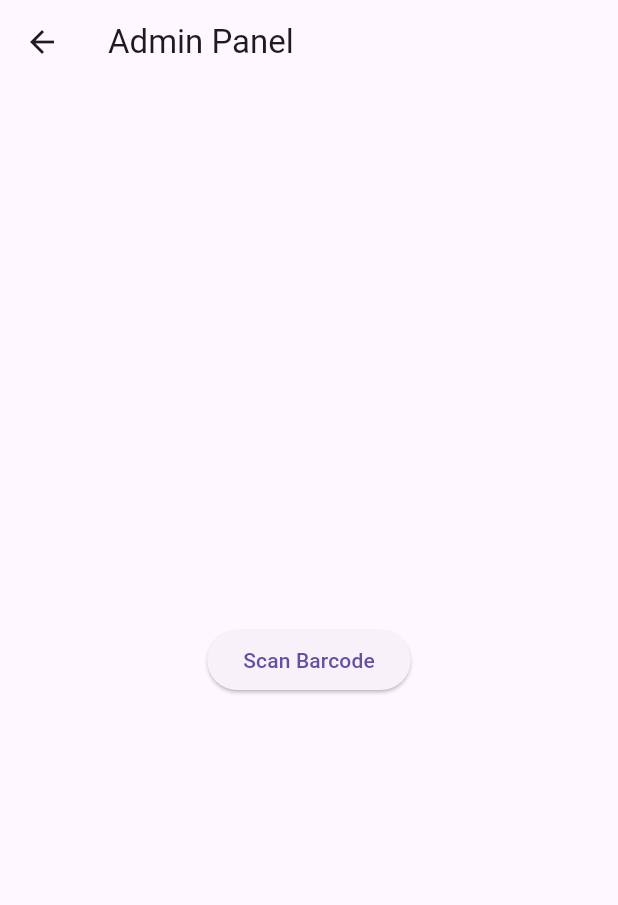
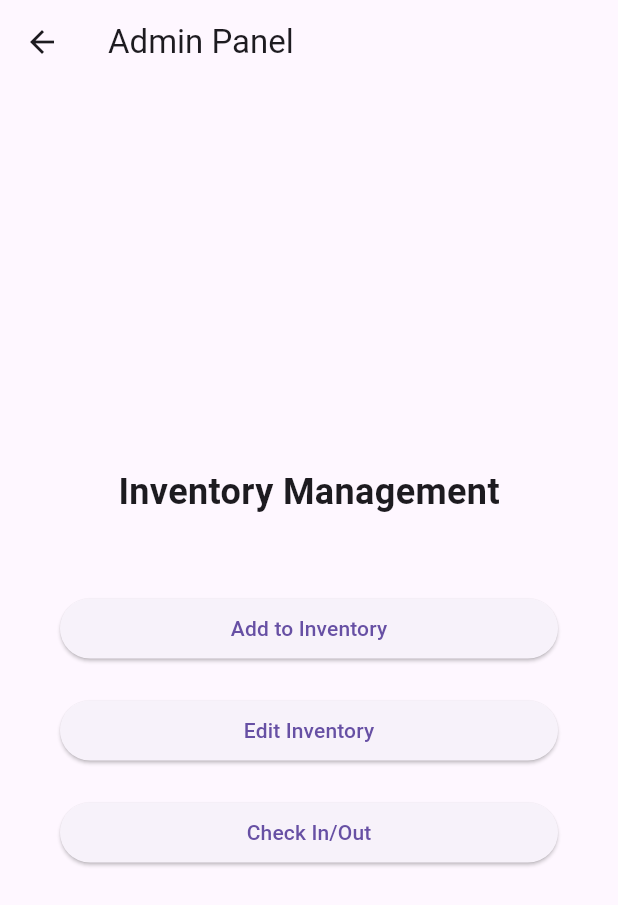
Before and after one commit to SNGSupergirl/lpccl, a Flutter app: the AdminScreen screen opened directly, on a phone screen of 412 x 824 dp. Shown: the top 905 px of the screen. Run offline on Flutter 3.47's test engine with Material 3 defaults, Android fonts, the phone set to English and light mode, and no system bars; our stand-ins replace cloud_firestore, firebase_auth, firebase_core, shared_preferences, sqflite; missing offline and left inert: mobile_scanner; accounts and stored records are empty; network calls fail.

Commit message:
New buttons added to admin panel : edit inventory, check in/out. Scanner was renamed to "add to inventory"

```diff
--- a/lib/admin_screen.dart
+++ b/lib/admin_screen.dart
@@ -19,33 +19,84 @@ class _AdminScreenState extends State<AdminScreen> {
   Widget build(BuildContext context) {
     return Scaffold(
       appBar: AppBar(
-        title: Text('Admin Panel'),
+        title: const Text('Admin Panel'),
       ),
-      body: Center( // Center the button for better UI
+      body: Column(
+        mainAxisAlignment: MainAxisAlignment.center, // Align buttons vertically in the center
+        children: [
+          const SizedBox(height: 20),
+          const Center(
+            child: Text(
+              "Inventory Management",
+              style: TextStyle(fontSize: 24, fontWeight: FontWeight.bold),
+            ),
+          ),
+          const SizedBox(height: 40),
+
+          // Add to Inventory Button
+          Padding(
+            padding: const EdgeInsets.symmetric(horizontal: 40, vertical: 10),
+            child: SizedBox(
+              width: double.infinity,
               child: ElevatedButton(
                 onPressed: () async {
                   final result = await Navigator.push(
                     context,
-              MaterialPageRoute(builder: (context) => BarcodeScannerScreen()),
+                    MaterialPageRoute(
+                        builder: (context) => const BarcodeScannerScreen()),
                   );
 
-            if (result != null) {
+                  if (result!= null) {
                     String scannedBarcode = result as String;
                     try {
-                final bookData = await fetchBookData(scannedBarcode); // Call fetchBookData
-                await dbHelper.addBook(bookData!); // Call addBook
+                      final bookData =
+                      await fetchBookData(scannedBarcode); // Call fetchBookData
+                      await dbHelper
+                          .addBook(bookData!); // Call addBook
                       ScaffoldMessenger.of(context).showSnackBar(
-                  SnackBar(content: Text('Book added!')),
+                        const SnackBar(content: Text('Book added!')),
                       );
                     } catch (e) {
                       ScaffoldMessenger.of(context).showSnackBar(
-                  SnackBar(content: Text('Error adding book: $e')), // Show error
+                        SnackBar(
+                            content: Text('Error adding book: $e')), // Show error
                       );
                     }
                   }
                 },
-          child: Text('Scan Barcode'),
+                child: const Text('Add to Inventory'),
               ),
+            ),
+          ),
+
+          // Edit Inventory Button
+          Padding(
+            padding: const EdgeInsets.symmetric(horizontal: 40, vertical: 10),
+            child: SizedBox(
+              width: double.infinity,
+              child: ElevatedButton(
+                onPressed: () {
+                  // Handle Edit Inventory
+                },
+                child: const Text('Edit Inventory'),
+              ),
+            ),
+          ),
+
+          // Check In/Out Button
+          Padding(
+            padding: const EdgeInsets.symmetric(horizontal: 40, vertical: 10),
+            child: SizedBox(
+              width: double.infinity,
+              child: ElevatedButton(
+                onPressed: () {
+                  // Handle Check In/Out
+                },
+                child: const Text('Check In/Out'),
+              ),
+            ),
+          ),
+        ],
       ),
     );
   }
```
Lines whose indentation alone changed are shown as unchanged.
